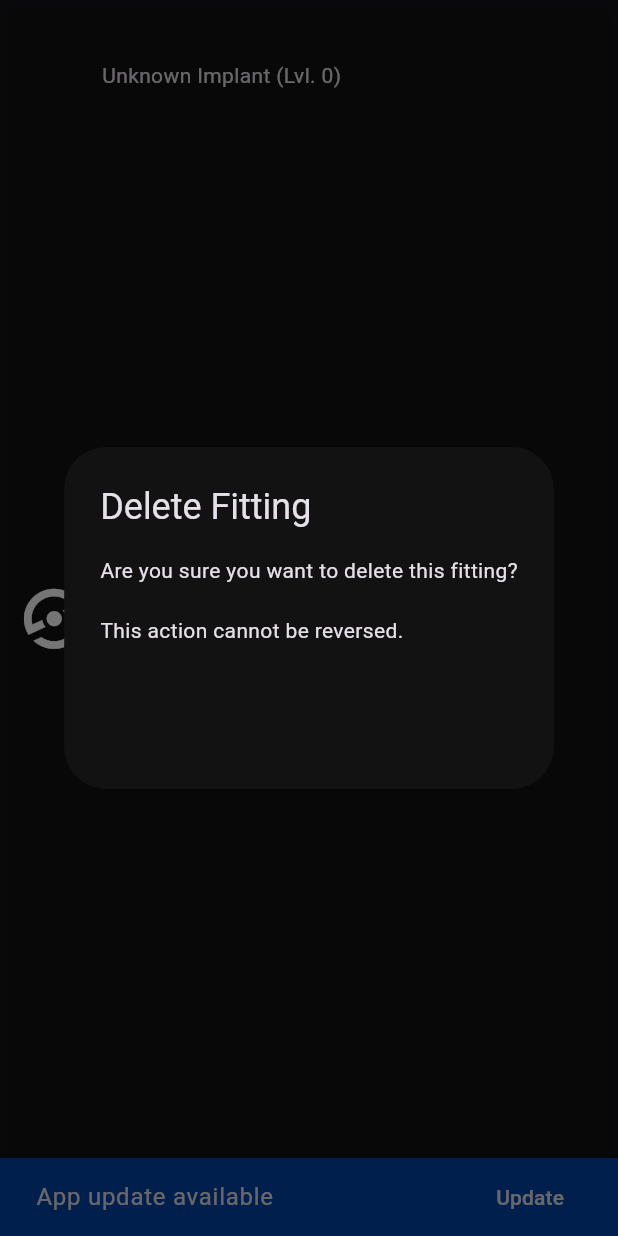
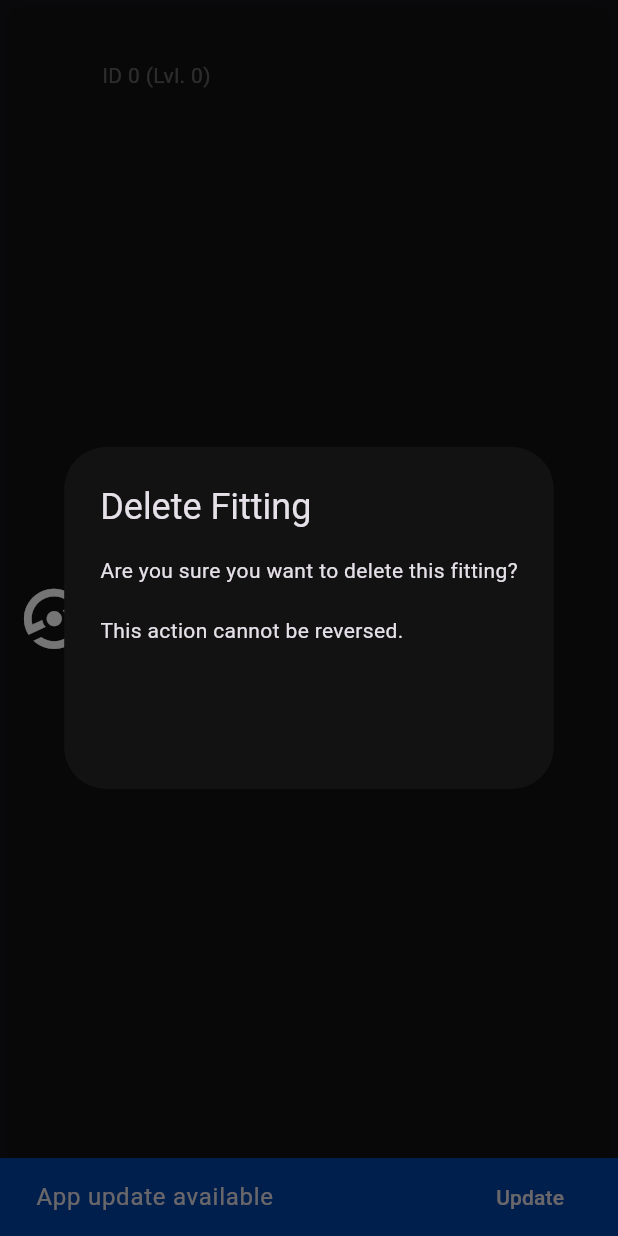
Before and after one commit to sweet-org/sweet, a Flutter app: the ImplantFittingCard widget shown alone on an empty page, opened directly with empty values, after a tap on the "delete" icon, on a phone screen of 412 x 824 dp. Run offline on Flutter 3.47's test engine with Material 3 defaults, Android fonts, the phone set to English and light mode, and no system bars; drawn by our look-alikes of auto_size_text; our stand-ins replace adaptive_theme, bloc, csv, equatable, file_picker, firebase_analytics and 20 more; missing offline and left inert: expressions, filesize, manup, scan; accounts and stored records are empty.

```diff
--- a/lib/database/entities/item_nanocore_affix.dart
+++ b/lib/database/entities/item_nanocore_affix.dart
@@ -13,6 +13,7 @@ class ItemNanocoreAffix {
   final int attrLevel;
   final int attrCount;
   List<ItemNanocoreAffix>? children;
+  @JsonKey(includeFromJson: false, includeToJson: false)
   Item? item;
 
   ItemNanocoreAffix({
--- a/lib/pages/implants_list/widget/implant_fitting_card.dart
+++ b/lib/pages/implants_list/widget/implant_fitting_card.dart
@@ -20,8 +20,7 @@ class ImplantFittingCard extends StatelessWidget {
   final ImplantFittingLoadoutCallback onTap;
 
   const ImplantFittingCard(
-      {Key? key, required this.loadout, required this.onTap})
-      : super(key: key);
+      {super.key, required this.loadout, required this.onTap});
 
   @override
   Widget build(BuildContext context) {
@@ -62,16 +61,33 @@ class ImplantFittingCard extends StatelessWidget {
                               style: Theme.of(context).textTheme.titleLarge,
                               maxLines: 1,
                             ),
-                            FutureBuilder<String>(
+                            FutureBuilder<String?>(
                               initialData: '',
                               future: itemRepo
                                   .itemName(id: loadout.implantItemId)
-                                  .then((value) => value!),
-                              builder: (context, snapshot) => AutoSizeText(
-                                '${snapshot.data ?? 'Unknown Implant'} (Lvl. ${loadout.level})',
-                                style: Theme.of(context).textTheme.bodyMedium,
-                                maxLines: 1,
-                              ),
+                                  .then((value) => value!)
+                                  .catchError((e) => null),
+                              builder: (context, snapshot) {
+                                if (snapshot.data != null) {
+                                  return AutoSizeText(
+                                    '${snapshot.data} (Lvl. ${loadout.level})',
+                                    style: Theme.of(context).textTheme.bodyMedium,
+                                    maxLines: 1,
+                                  );
+                                }
+                                return AutoSizeText(
+                                  'ID ${loadout.implantItemId} (Lvl. ${loadout.level})',
+                                  style: TextStyle(
+                                    fontSize: 14,
+                                    color: Theme.of(context)
+                                        .textTheme
+                                        .bodyMedium!
+                                        .color!
+                                        .withAlpha(96),
+                                  ),
+                                  maxLines: 1,
+                                );
+                              }
                             ),
                           ],
                         );
```
Also changed, not shown: lib/model/character/learned_skill.g.dart, lib/model/implant/implant_fitting_loadout.g.dart, lib/model/implant/implant_loadout_definition.g.dart, lib/model/ship/ship_loadout_definition.g.dart.
